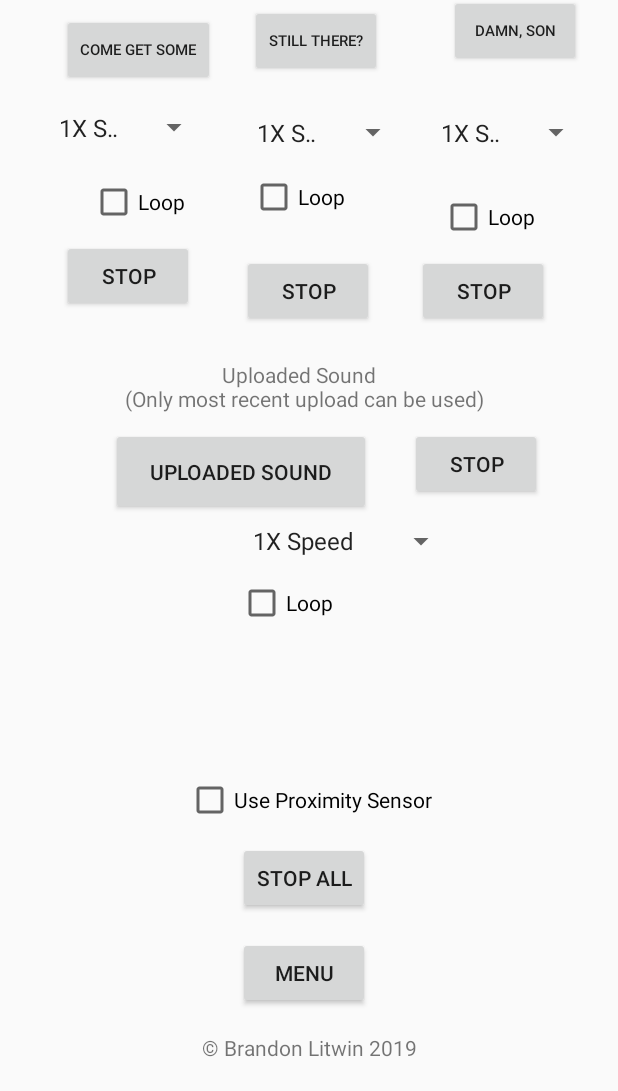
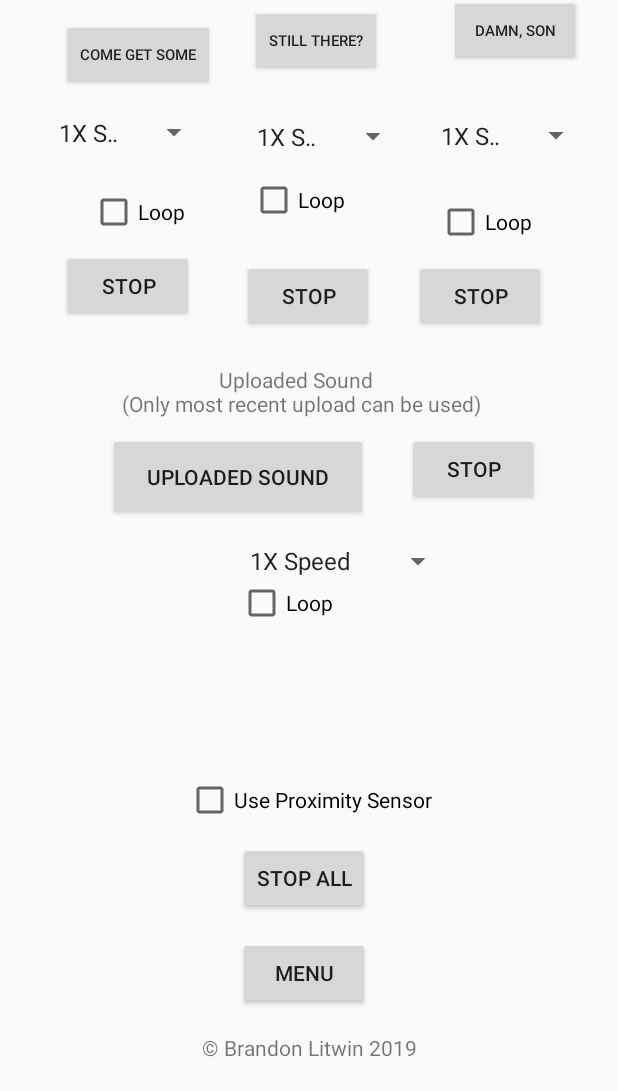
Before and after one commit to MaristGormanly/litwin-android-development, an Android app: the GameActivity screen opened directly, with no data from a screen before it, on a phone screen of 412 x 824 dp, the part 145-1236 px from its top. Run offline under Robolectric (Android 15) with nearby library versions, the phone set to English and light mode, and no system bars; our stand-ins replace Firebase (no records; nobody signed in at launch, a user with empty details on screens opened directly); pictures from the network do not load.

Commit message:
Fix layout

```diff
--- a/Project2/app/src/main/res/layout/activity_game.xml
+++ b/Project2/app/src/main/res/layout/activity_game.xml
@@ -29,8 +29,6 @@
         android:id="@+id/uploadedSoundSpinner"
         android:layout_width="wrap_content"
         android:layout_height="wrap_content"
-        android:layout_marginStart="2dp"
-        android:layout_marginBottom="13dp"
         app:layout_constraintBottom_toTopOf="@+id/uploadedloopcheckBox"
         app:layout_constraintStart_toStartOf="@+id/uploadedloopcheckBox" />
 
```
